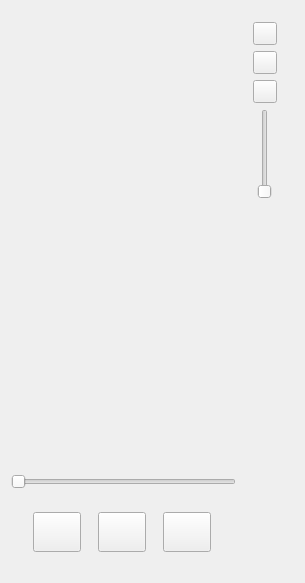
Above: widget.ui from spygg/QBaiduFm before the change. Below: the same form after it.
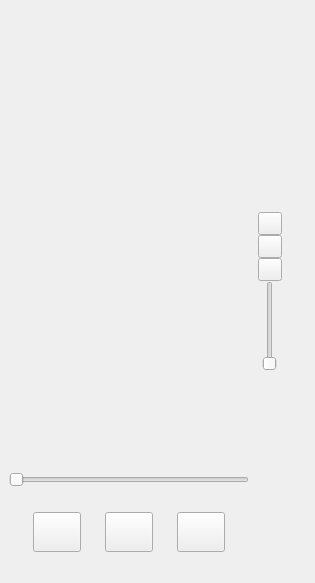
That is the form after the change. Icons and pictures are not drawn. Custom widgets are drawn as their Qt base class.

Commit message: 修改了log图标和desktop文件

What changed in the file:
```diff
--- a/widget.ui
+++ b/widget.ui
@@ -6,7 +6,7 @@
    <rect>
     <x>0</x>
     <y>0</y>
-    <width>305</width>
+    <width>315</width>
     <height>583</height>
    </rect>
   </property>
@@ -26,6 +26,21 @@
    <double>1.000000000000000</double>
   </property>
   <layout class="QHBoxLayout" name="horizontalLayout_2">
+   <property name="spacing">
+    <number>9</number>
+   </property>
+   <property name="leftMargin">
+    <number>9</number>
+   </property>
+   <property name="topMargin">
+    <number>9</number>
+   </property>
+   <property name="rightMargin">
+    <number>9</number>
+   </property>
+   <property name="bottomMargin">
+    <number>9</number>
+   </property>
    <item>
     <layout class="QVBoxLayout" name="verticalLayout_2">
      <property name="spacing">
@@ -88,6 +103,21 @@
      <item>
       <widget class="QWidget" name="widget" native="true">
        <layout class="QHBoxLayout" name="horizontalLayout">
+        <property name="spacing">
+         <number>9</number>
+        </property>
+        <property name="leftMargin">
+         <number>9</number>
+        </property>
+        <property name="topMargin">
+         <number>9</number>
+        </property>
+        <property name="rightMargin">
+         <number>9</number>
+        </property>
+        <property name="bottomMargin">
+         <number>9</number>
+        </property>
         <item>
          <widget class="QToolButton" name="prevtoolButton">
           <property name="maximumSize">
@@ -170,6 +200,34 @@
    <item>
     <widget class="QWidget" name="widget_tool" native="true">
      <layout class="QVBoxLayout" name="verticalLayout">
+      <property name="spacing">
+       <number>0</number>
+      </property>
+      <property name="leftMargin">
+       <number>0</number>
+      </property>
+      <property name="topMargin">
+       <number>0</number>
+      </property>
+      <property name="rightMargin">
+       <number>0</number>
+      </property>
+      <property name="bottomMargin">
+       <number>0</number>
+      </property>
+      <item>
+       <spacer name="verticalSpacer_2">
+        <property name="orientation">
+         <enum>Qt::Vertical</enum>
+        </property>
+        <property name="sizeHint" stdset="0">
+         <size>
+          <width>20</width>
+          <height>40</height>
+         </size>
+        </property>
+       </spacer>
+      </item>
       <item>
        <widget class="QToolButton" name="settingtoolButton">
         <property name="toolTip">
```
The commit also changes 2 other files.
